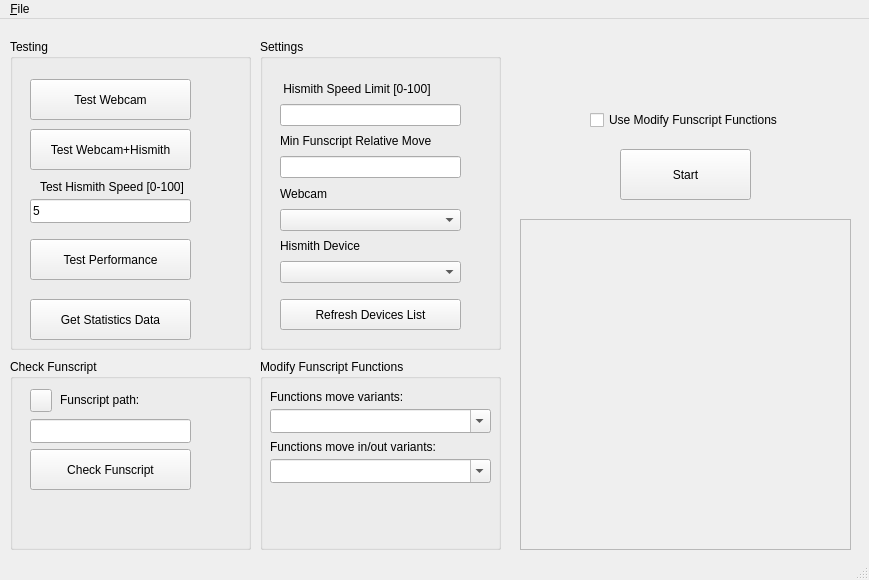
This is mainwindow.ui in samsmit362/HismithControl as Qt 5 draws it before an edit. The edited form follows.
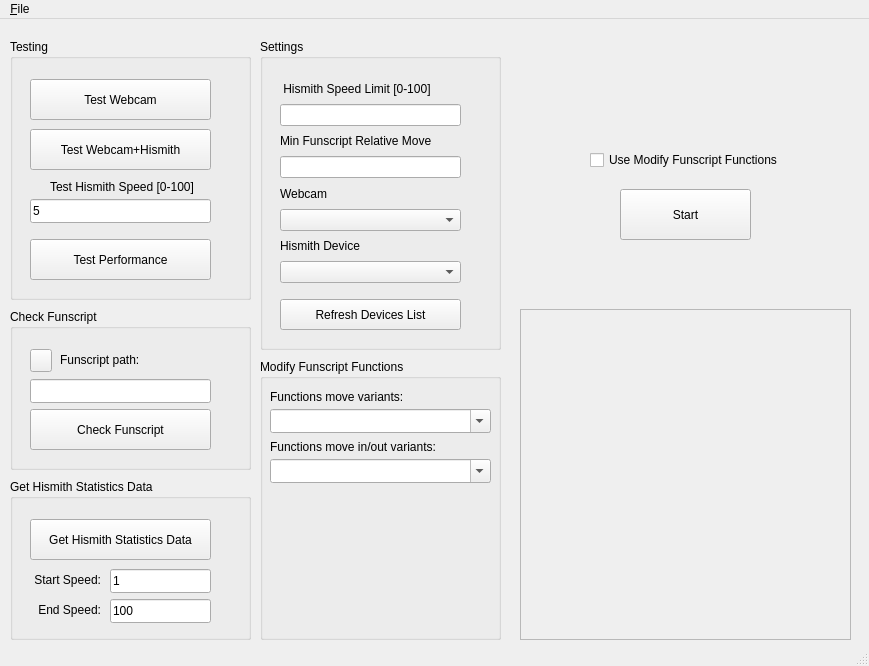
This is the edited form.

Commit message: Updated support for: Get Hismith Statistics Data

```diff
--- a/mainwindow.ui
+++ b/mainwindow.ui
@@ -7,7 +7,7 @@
     <x>0</x>
     <y>0</y>
     <width>869</width>
-    <height>580</height>
+    <height>666</height>
    </rect>
   </property>
   <property name="windowTitle">
@@ -18,7 +18,7 @@
     <property name="geometry">
      <rect>
       <x>620</x>
-      <y>130</y>
+      <y>170</y>
       <width>131</width>
       <height>51</height>
      </rect>
@@ -33,7 +33,7 @@
       <x>10</x>
       <y>20</y>
       <width>241</width>
-      <height>311</height>
+      <height>261</height>
      </rect>
     </property>
     <property name="title">
@@ -44,7 +44,7 @@
       <rect>
        <x>20</x>
        <y>40</y>
-       <width>161</width>
+       <width>181</width>
        <height>41</height>
       </rect>
      </property>
@@ -57,7 +57,7 @@
       <rect>
        <x>20</x>
        <y>90</y>
-       <width>161</width>
+       <width>181</width>
        <height>41</height>
       </rect>
      </property>
@@ -70,7 +70,7 @@
       <rect>
        <x>20</x>
        <y>160</y>
-       <width>161</width>
+       <width>181</width>
        <height>24</height>
       </rect>
      </property>
@@ -81,7 +81,7 @@
     <widget class="QLabel" name="label">
      <property name="geometry">
       <rect>
-       <x>30</x>
+       <x>40</x>
        <y>140</y>
        <width>151</width>
        <height>16</height>
@@ -96,7 +96,7 @@
       <rect>
        <x>20</x>
        <y>200</y>
-       <width>161</width>
+       <width>181</width>
        <height>41</height>
       </rect>
      </property>
@@ -104,19 +104,6 @@
       <string>Test Performance</string>
      </property>
     </widget>
-    <widget class="QPushButton" name="getStatistics">
-     <property name="geometry">
-      <rect>
-       <x>20</x>
-       <y>260</y>
-       <width>161</width>
-       <height>41</height>
-      </rect>
-     </property>
-     <property name="text">
-      <string>Get Statistics Data</string>
-     </property>
-    </widget>
    </widget>
    <widget class="QGroupBox" name="groupBox_2">
     <property name="geometry">
@@ -208,9 +195,9 @@
     <property name="geometry">
      <rect>
       <x>10</x>
-      <y>340</y>
+      <y>290</y>
       <width>241</width>
-      <height>191</height>
+      <height>161</height>
      </rect>
     </property>
     <property name="title">
@@ -220,8 +207,8 @@
      <property name="geometry">
       <rect>
        <x>20</x>
-       <y>60</y>
-       <width>161</width>
+       <y>70</y>
+       <width>181</width>
        <height>24</height>
       </rect>
      </property>
@@ -230,8 +217,8 @@
      <property name="geometry">
       <rect>
        <x>20</x>
-       <y>90</y>
-       <width>161</width>
+       <y>100</y>
+       <width>181</width>
        <height>41</height>
       </rect>
      </property>
@@ -243,7 +230,7 @@
      <property name="geometry">
       <rect>
        <x>50</x>
-       <y>30</y>
+       <y>40</y>
        <width>91</width>
        <height>21</height>
       </rect>
@@ -256,7 +243,7 @@
      <property name="geometry">
       <rect>
        <x>20</x>
-       <y>30</y>
+       <y>40</y>
        <width>22</width>
        <height>23</height>
       </rect>
@@ -272,7 +259,7 @@
       <x>260</x>
       <y>340</y>
       <width>241</width>
-      <height>191</height>
+      <height>281</height>
      </rect>
     </property>
     <property name="title">
@@ -341,7 +328,7 @@
     <property name="geometry">
      <rect>
       <x>590</x>
-      <y>90</y>
+      <y>130</y>
       <width>191</width>
       <height>22</height>
      </rect>
@@ -354,7 +341,7 @@
     <property name="geometry">
      <rect>
       <x>520</x>
-      <y>200</y>
+      <y>290</y>
       <width>331</width>
       <height>331</height>
      </rect>
@@ -366,6 +353,90 @@
      <enum>QFrame::Raised</enum>
     </property>
    </widget>
+   <widget class="QGroupBox" name="groupBox_5">
+    <property name="geometry">
+     <rect>
+      <x>10</x>
+      <y>460</y>
+      <width>241</width>
+      <height>161</height>
+     </rect>
+    </property>
+    <property name="title">
+     <string>Get Hismith Statistics Data</string>
+    </property>
+    <widget class="QPushButton" name="getStatistics">
+     <property name="geometry">
+      <rect>
+       <x>20</x>
+       <y>40</y>
+       <width>181</width>
+       <height>41</height>
+      </rect>
+     </property>
+     <property name="text">
+      <string>Get Hismith Statistics Data</string>
+     </property>
+    </widget>
+    <widget class="QLabel" name="label_9">
+     <property name="geometry">
+      <rect>
+       <x>20</x>
+       <y>90</y>
+       <width>71</width>
+       <height>21</height>
+      </rect>
+     </property>
+     <property name="text">
+      <string>Start Speed:</string>
+     </property>
+     <property name="alignment">
+      <set>Qt::AlignRight|Qt::AlignTrailing|Qt::AlignVCenter</set>
+     </property>
+    </widget>
+    <widget class="QLineEdit" name="startSpeed">
+     <property name="geometry">
+      <rect>
+       <x>100</x>
+       <y>90</y>
+       <width>101</width>
+       <height>24</height>
+      </rect>
+     </property>
+     <property name="text">
+      <string>1</string>
+     </property>
+    </widget>
+    <widget class="QLabel" name="label_10">
+     <property name="geometry">
+      <rect>
+       <x>20</x>
+       <y>120</y>
+       <width>71</width>
+       <height>21</height>
+      </rect>
+     </property>
+     <property name="text">
+      <string>End Speed:</string>
+     </property>
+     <property name="alignment">
+      <set>Qt::AlignRight|Qt::AlignTrailing|Qt::AlignVCenter</set>
+     </property>
+    </widget>
+    <widget class="QLineEdit" name="endSpeed">
+     <property name="geometry">
+      <rect>
+       <x>100</x>
+       <y>120</y>
+       <width>101</width>
+       <height>24</height>
+      </rect>
+     </property>
+     <property name="text">
+      <string>100</string>
+     </property>
+    </widget>
+   </widget>
   </widget>
   <widget class="QMenuBar" name="menubar">
    <property name="geometry">
```
The commit also changes 104 other files.
